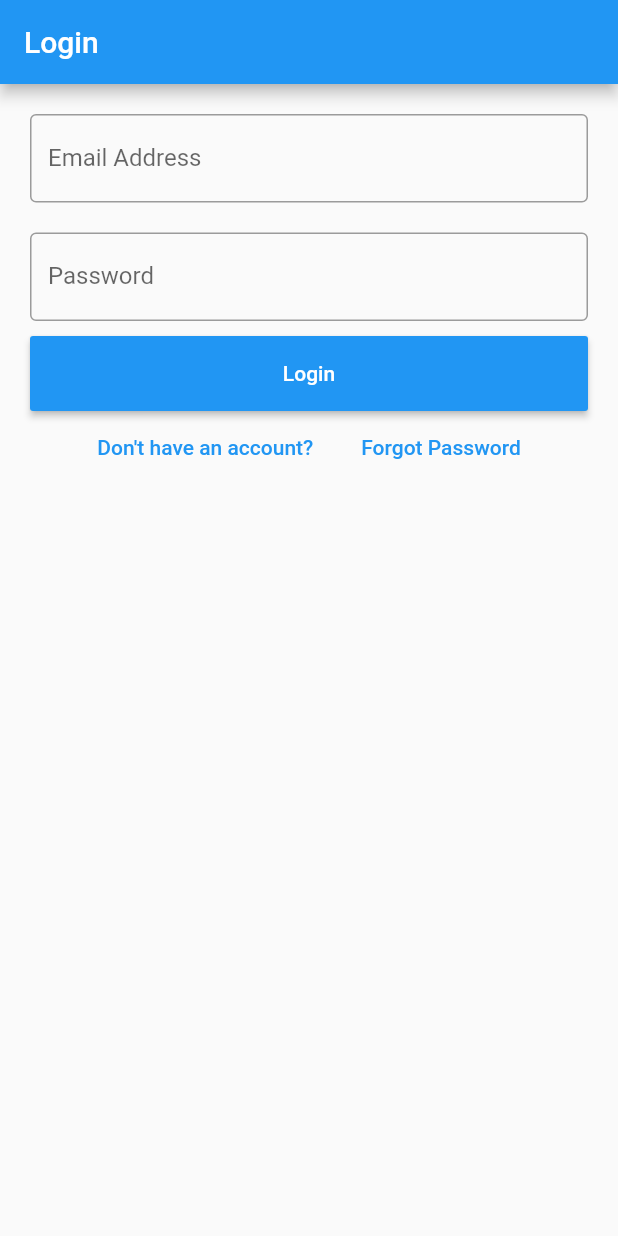
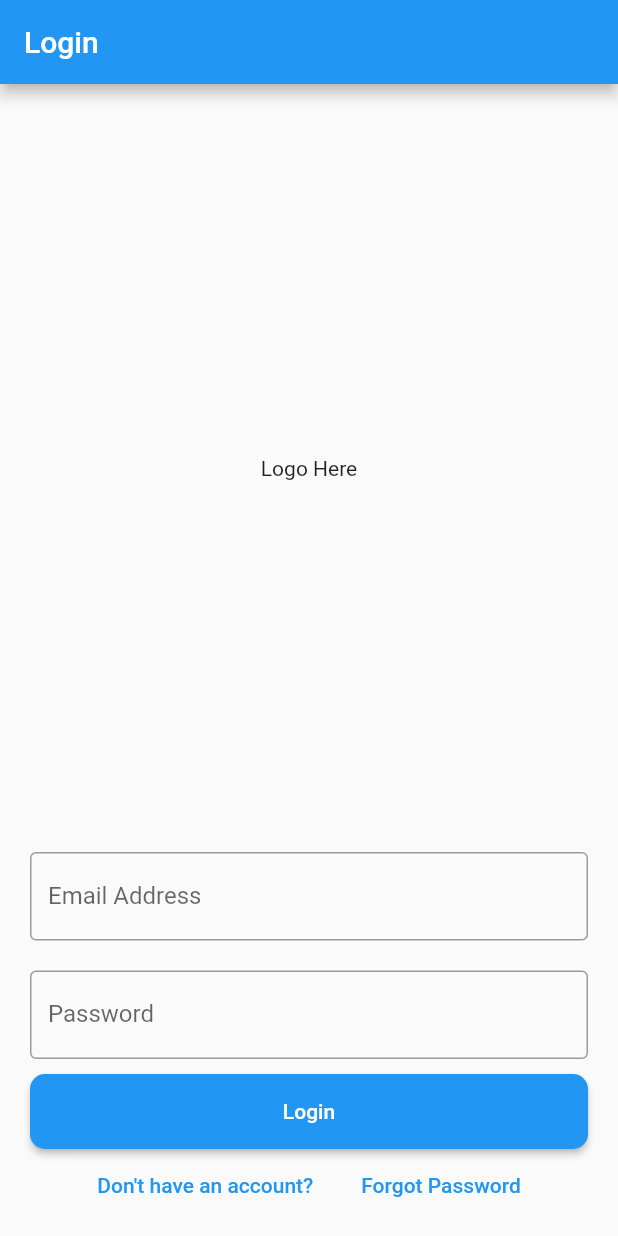
Before and after one commit to New-Year-New-Me/nynm_fapp, a Flutter app: the screen it shows after launch, on a phone screen of 412 x 824 dp. Run offline on Flutter 3.47's test engine with Material 2 defaults, Android fonts, the phone set to English and light mode, and no system bars; our stand-ins replace cloud_firestore, firebase_auth, firebase_core, fluttertoast; accounts and stored records are empty.

Commit message:
realign and logo space

```diff
--- a/lib/components/auth/login.dart
+++ b/lib/components/auth/login.dart
@@ -1,6 +1,8 @@
 import 'package:firebase_auth/firebase_auth.dart';
+import 'package:flutter/cupertino.dart';
 import 'package:flutter/material.dart';
 import 'package:flutter/services.dart';
+import 'package:fluttertoast/fluttertoast.dart';
 import 'package:nynm_fapp/components/home/feeds.dart';
 import 'package:nynm_fapp/components/util.dart';
 
@@ -17,8 +19,15 @@ class _LoginPageState extends State<LoginPage> {
         appBar: AppBar(title: Text("Login")),
         body: Padding(
             padding: EdgeInsets.all(10),
-            child: ListView(
+            child: Column(
+              mainAxisAlignment: MainAxisAlignment.end,
               children: <Widget>[
+                Expanded(
+                    child: Container(
+                  child: Center(
+                    child: Text("Logo Here"),
+                  ),
+                )),
                 Container(
                     alignment: Alignment.center,
                     padding: EdgeInsets.all(10),
@@ -40,12 +49,15 @@ class _LoginPageState extends State<LoginPage> {
                     )),
                 Container(
                     height: 50,
+                    width: double.infinity,
                     padding: EdgeInsets.fromLTRB(10, 0, 10, 0),
                     child: RaisedButton(
-                      textColor: Colors.white,
                       color: Colors.blue,
+                      colorBrightness: Brightness.dark,
                       child: Text('Login'),
                       onPressed: login,
+                      shape: RoundedRectangleBorder(
+                          borderRadius: BorderRadius.all(Radius.circular(10))),
                     )),
                 Container(
                     child: Row(
@@ -78,8 +90,7 @@ class _LoginPageState extends State<LoginPage> {
   void login() {
     // Perform login action
     try {
-      CircularProgressIndicator();
-
+      Fluttertoast.showToast(msg: "Logging in...");
       FirebaseAuth.instance
           .signInWithEmailAndPassword(
               email: emailController.text, password: passwordController.text)
@@ -92,7 +103,7 @@ class _LoginPageState extends State<LoginPage> {
                             title: "Feed", uid: userCredential.user.uid)),
                     (_) => false)
               })
-          .catchError((err) => {alertError(context, err)});
+          .catchError((err) => {alertError(context, err.message)});
     } catch (e) {
       alertError(context, e);
     }
```
Also changed, not shown: lib/components/util.dart (+7 -1 lines).
